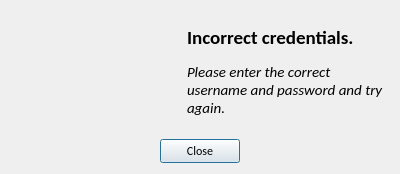
nfoert/jadelauncher_actionstest, file ui/signInFailure.ui: the form before one commit.
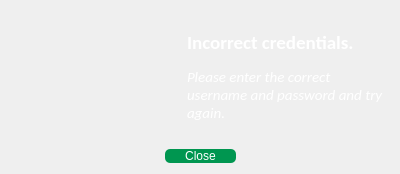
The form after the commit. Icons and pictures are not drawn.

What changed in the file:
```diff
--- a/ui/signInFailure.ui
+++ b/ui/signInFailure.ui
@@ -18,7 +18,13 @@
   </property>
   <property name="windowIcon">
    <iconset resource="../assets.qrc">
-    <normaloff>:/images/assets/jadeIcon.png</normaloff>:/images/assets/jadeIcon.png</iconset>
+    <normaloff>:/icons/assets/icons/jadeIcon.png</normaloff>:/icons/assets/icons/jadeIcon.png</iconset>
+  </property>
+  <property name="styleSheet">
+   <string notr="true">QDialog {
+	border-image: url(:/backgrounds/assets/backgrounds/errorBackground.png) 0 0 0 0 stretch stretch;
+}
+</string>
   </property>
   <layout class="QGridLayout" name="gridLayout_2">
    <item row="0" column="0">
@@ -33,10 +39,16 @@
            <verstretch>0</verstretch>
           </sizepolicy>
          </property>
+         <property name="minimumSize">
+          <size>
+           <width>150</width>
+           <height>25</height>
+          </size>
+         </property>
          <property name="maximumSize">
           <size>
            <width>150</width>
-           <height>100</height>
+           <height>25</height>
           </size>
          </property>
          <property name="text">
@@ -73,6 +85,9 @@
            <family>Calibri</family>
           </font>
          </property>
+         <property name="styleSheet">
+          <string notr="true">color: rgb(255, 255, 255);</string>
+         </property>
          <property name="text">
           <string>&lt;html&gt;&lt;head/&gt;&lt;body&gt;&lt;p&gt;&lt;span style=&quot; font-size:14pt; font-weight:600;&quot;&gt;Incorrect credentials.&lt;/span&gt;&lt;/p&gt;&lt;p&gt;&lt;span style=&quot; font-size:11pt; font-style:italic;&quot;&gt;Please enter the correct username and password and try again.&lt;/span&gt;&lt;/p&gt;&lt;/body&gt;&lt;/html&gt;</string>
          </property>
@@ -91,11 +106,38 @@
          <verstretch>0</verstretch>
         </sizepolicy>
        </property>
+       <property name="minimumSize">
+        <size>
+         <width>20</width>
+         <height>0</height>
+        </size>
+       </property>
        <property name="font">
         <font>
          <family>Calibri</family>
         </font>
        </property>
+       <property name="styleSheet">
+        <string notr="true">QPushButton {
+	background-color: rgb(0, 150, 80);
+	border-color: rgb(0, 255, 0);
+	border-radius: 5px;
+	font: 10pt &quot;Calibri&quot;;
+	
+	color: rgb(255, 255, 255);
+    padding-left:20px;
+    padding-right:20px;
+}
+
+QPushButton:hover {
+	background-color: rgb(0, 170, 100);
+}
+
+QPushButton:pressed {
+	
+	background-color: rgb(0, 200, 120);
+}</string>
+       </property>
        <property name="orientation">
         <enum>Qt::Horizontal</enum>
        </property>
```
Left out of the diff: 38 changed lines with no effect on the pictures.
